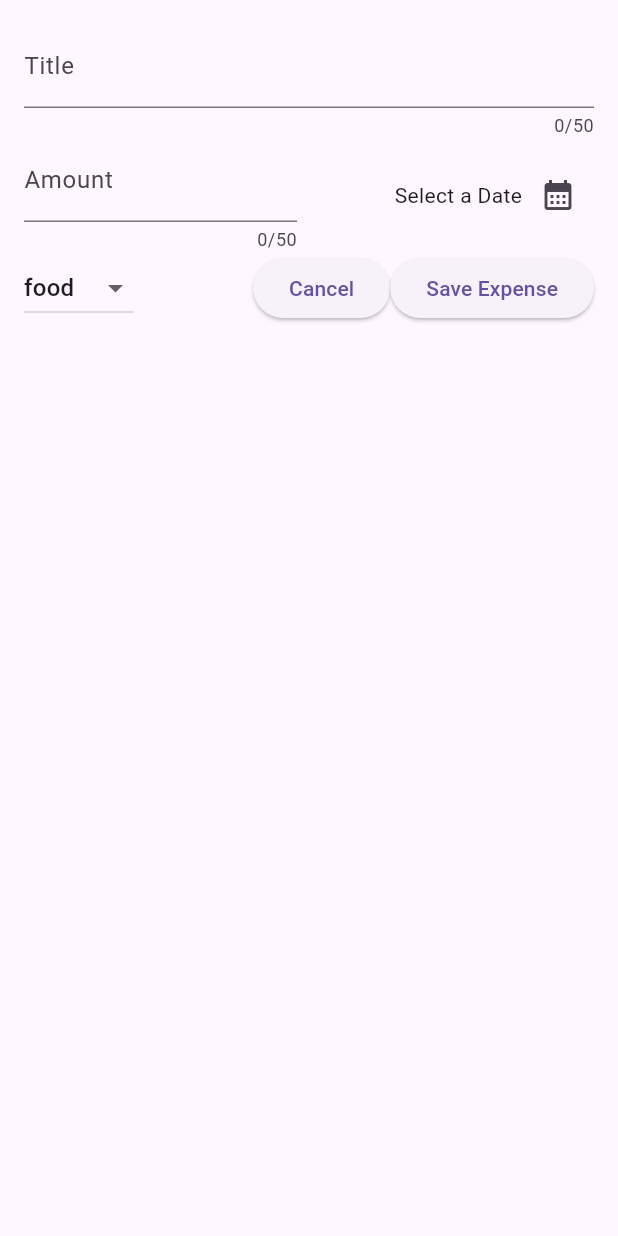
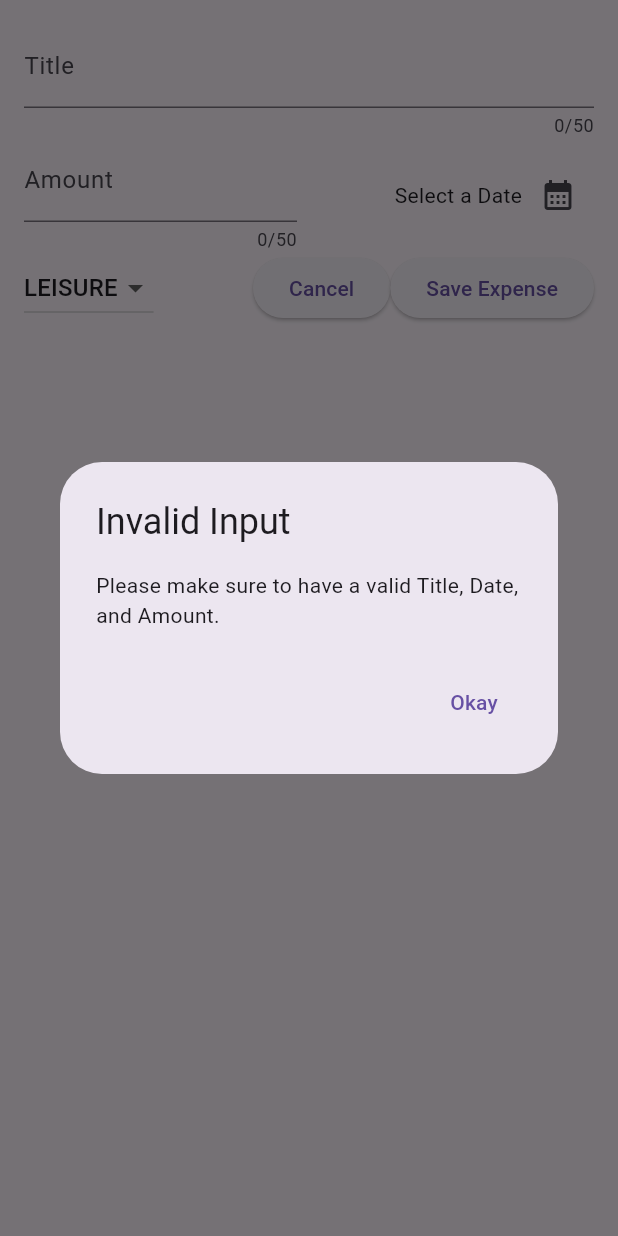
Before and after one commit to Squubis/expense_tracker, a Flutter app: the NewExpense widget shown alone on an empty page, opened directly, after a tap on "Save Expense", on a phone screen of 412 x 824 dp. Run offline on Flutter 3.47's test engine with Material 3 defaults, Android fonts, the phone set to English and light mode, and no system bars.

Commit message:
added dropdown items for categories. Started save expense functionallity. Added check for empty fields.

```diff
--- a/lib/expenses.dart
+++ b/lib/expenses.dart
@@ -19,7 +19,11 @@ class _ExpensesState extends State<Expenses>{
   }
 
   final List <Expense> _registereExpenses = [
-    Expense(title: "Cheeseburger", amount: 12.45, date: DateTime.now(), category: Category.food), Expense(title: "Pizza", amount: 5.00, date: DateTime.now(), category: Category.food)
+    Expense(
+      title: "Cheeseburger",
+      amount: 12.45,
+      date: DateTime.now(),
+      category: Category.Food), Expense(title: "Pizza", amount: 5.00, date: DateTime.now(), category: Category.Food)
   ];
     @override
     Widget build(BuildContext context){
--- a/lib/material/expense.dart
+++ b/lib/material/expense.dart
@@ -6,12 +6,12 @@ const uuid = Uuid();
 final formatter = DateFormat.yMd();
 
 
-enum Category {food, travel, leisure, work}
+enum Category {Food, Travel, Leisure, Work}
 const categoryIcons = {
-  Category.food: Icons.lunch_dining,
-  Category.travel: Icons.bus_alert,
-  Category.leisure: Icons.tv,
-  Category.work: Icons.work,
+  Category.Food: Icons.lunch_dining,
+  Category.Travel: Icons.bus_alert,
+  Category.Leisure: Icons.tv,
+  Category.Work: Icons.work,
 };
 
 class Expense {
--- a/lib/new_expense.dart
+++ b/lib/new_expense.dart
@@ -1,3 +1,5 @@
+
+import 'dart:math';
 
 import 'package:expense_tracker/material/expense.dart';
 import 'package:flutter/material.dart';
@@ -6,6 +8,7 @@ import 'package:intl/date_symbol_data_file.dart';
 import 'package:intl/intl.dart';
 
 final formatter = DateFormat.yMd();
+
 
 class NewExpense extends StatefulWidget{
   const NewExpense({super.key});
@@ -22,11 +25,36 @@ class _NewExpenseState extends State<NewExpense>{
   final _titleController = TextEditingController();
   final _amountController = TextEditingController();
   DateTime? _selectedDate;
+  Category _selectedCategory = Category.Leisure;
+
   @override
   void dispose(){
     _titleController.dispose();
     _amountController.dispose();
     super.dispose();
+  }
+
+  void _submitExpenseData(){
+    final enteredAmount = double.tryParse(_amountController.text);
+    final amountIsInvalid = enteredAmount == null || enteredAmount <=0;
+    if(_titleController.text.trim().isEmpty || amountIsInvalid)
+    {
+      showDialog(
+        context: context,
+        builder: (ctx) =>AlertDialog(
+          title: const Text("Invalid Input"),
+          content: const Text("Please make sure to have a valid Title, Date, and Amount."),
+          actions: [
+            TextButton(onPressed: (){
+              Navigator.pop(ctx);
+              },
+              child: const Text("Okay"),
+            ),
+          ],
+        )
+      );
+      return;
+    }
   }
 
   void _presentDatePicker() async {
@@ -97,18 +125,29 @@ class _NewExpenseState extends State<NewExpense>{
           ),
           Row(children: [
             DropdownButton(
+            value: _selectedCategory,
             items: Category.values.map(
               (category) => DropdownMenuItem(
-                child: Text(category.name.toString(),),),
+                value: category,
+                child: Text(category.name.toUpperCase(),),),
               ).toList(),
-            onChanged: (value){}
+            onChanged: (value){
+              if(value == null)
+              {
+                return;
+              }
+              setState(() {
+                _selectedCategory = value;
+              }
+              );
+            }
             ),
             Spacer(),
             ElevatedButton(onPressed: (){
               Navigator.pop(context);},
               child: Text('Cancel')),
             ElevatedButton(
-              onPressed: (){print(_titleController.text); print(_amountController.text);},
+              onPressed: _submitExpenseData,
               child: Text('Save Expense'),)
           ],)
         ],
```
